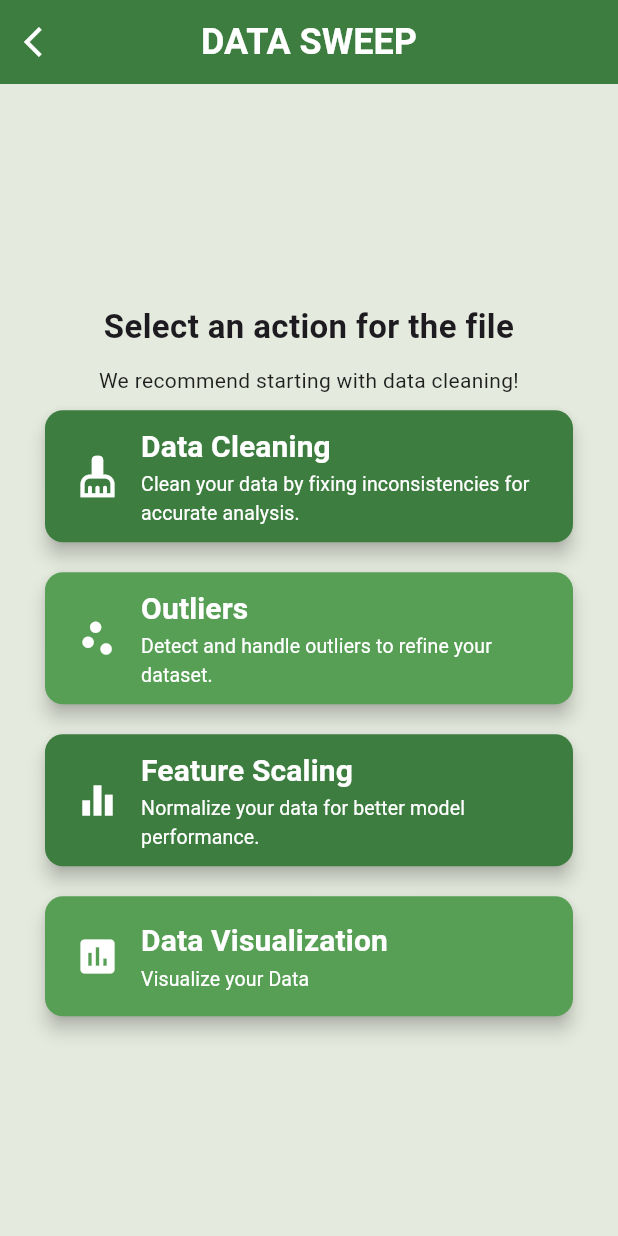
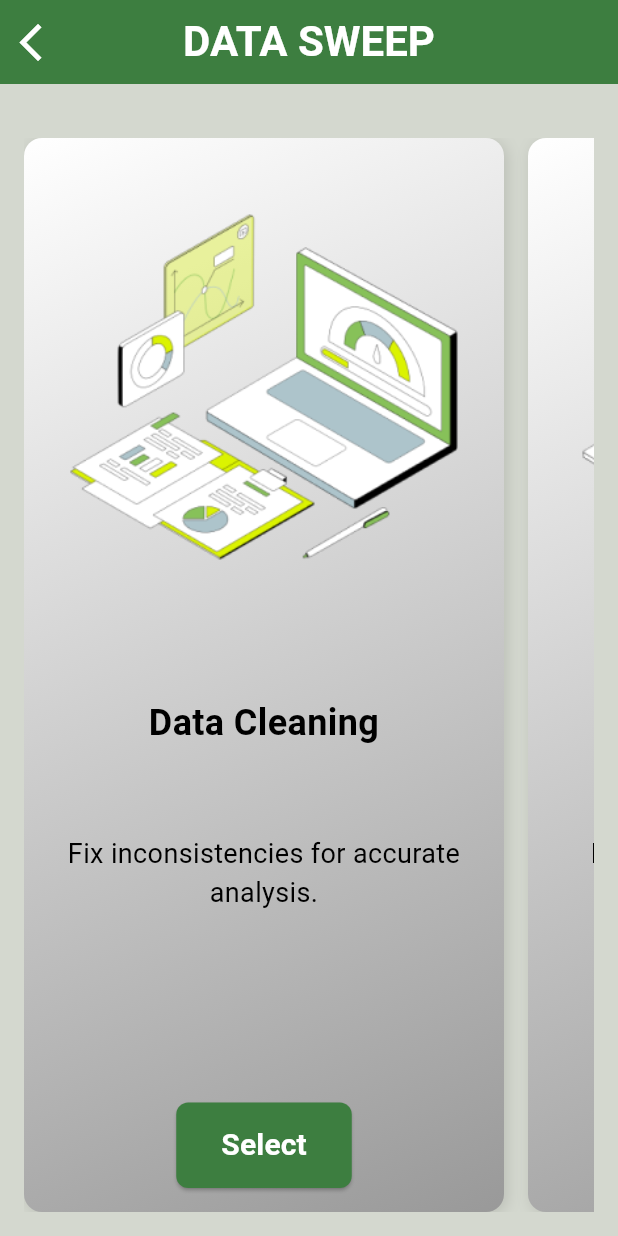
Before and after one commit to AcePenaflorida/Data-Sweep, a Flutter app: the SelectionPages screen opened directly with empty values, on a phone screen of 412 x 824 dp. Run offline on Flutter 3.47's test engine with Material 3 defaults, Android fonts, the phone set to English and light mode, and no system bars; our stand-ins replace csv, file_picker, permission_handler.

Commit message:
classsification page and selection page

```diff
--- a/data_sweep/lib/main.dart
+++ b/data_sweep/lib/main.dart
@@ -12,6 +12,7 @@
   @override
   Widget build(BuildContext context) {
     return MaterialApp(
+      debugShowCheckedModeBanner: false,
       title: 'Data Sweep',
       theme: ThemeData(
         primarySwatch: Colors.green,
--- a/data_sweep/lib/selection_page.dart
+++ b/data_sweep/lib/selection_page.dart
@@ -28,7 +28,7 @@ class SelectionPages extends StatelessWidget {
           style: TextStyle(
             fontFamily: 'Roboto',
             fontWeight: FontWeight.bold,
-            fontSize: 24,
+            fontSize: 28,
             color: Colors.white,
           ),
         ),
@@ -36,48 +36,31 @@ class SelectionPages extends StatelessWidget {
         backgroundColor: const Color.fromARGB(255, 61, 126, 64),
         elevation: 0,
         leading: IconButton(
-          icon: const Icon(Icons.arrow_back_ios, size: 24, color: Colors.white),
+          icon: const Icon(Icons.arrow_back_ios,
+          size: 30,
+          color: Colors.white),
           onPressed: () {
             Navigator.pop(context);
           },
         ),
       ),
       body: Container(
-        color: const Color.fromARGB(255, 229, 234, 222),
-        child: Center(
-          // This centers the entire content
-          child: SingleChildScrollView(
-            padding: EdgeInsets.symmetric(horizontal: 30.0),
+        color: const Color.fromARGB(255, 212, 216, 207),
+        child: Padding(
+          padding: const EdgeInsets.all(16.0),
           child: Column(
-              mainAxisAlignment:
-                  MainAxisAlignment.center, // Center the content vertically
-              crossAxisAlignment:
-                  CrossAxisAlignment.center, // Center the content horizontally
+            crossAxisAlignment: CrossAxisAlignment.start,
             children: [
-                Text(
-                  "Select an action for the file",
-                  style: TextStyle(
-                    fontWeight: FontWeight.bold,
-                    fontSize: 22,
-                  ),
-                  textAlign: TextAlign.center,
-                ),
-                SizedBox(height: 10),
-                Text(
-                  "We recommend starting with data cleaning!",
-                  textAlign: TextAlign.center,
-                  style: TextStyle(
-                    fontSize: 14,
-                    color: Colors.black87,
-                  ),
-                ),
-                SizedBox(height: 10),
-                _buildActionButton(
+              SizedBox(height: 20),
+              Expanded(
+                child: ListView(
+                  scrollDirection: Axis.horizontal,
+                  children: [
+                    _buildCard(
                       context,
+                      "assets/DataCleaning.png",
+                      "Fix inconsistencies for accurate analysis.",
                       "Data Cleaning",
-                  "Clean your data by fixing inconsistencies for accurate analysis.",
-                  Icons.cleaning_services,
-                  const Color.fromARGB(255, 61, 126, 64),
                       () {
                         Navigator.push(
                           context,
@@ -93,13 +76,11 @@ class SelectionPages extends StatelessWidget {
                         );
                       },
                     ),
-                SizedBox(height: 20),
-                _buildActionButton(
+                    _buildCard(
                       context,
+                      "assets/HandleOutliers.png",
+                      "Detect and handle outliers to refine your dataset.",
                       "Outliers",
-                  "Detect and handle outliers to refine your dataset.",
-                  Icons.scatter_plot,
-                  const Color.fromARGB(255, 86, 159, 85),
                       () {
                         Navigator.push(
                           context,
@@ -113,13 +94,11 @@ class SelectionPages extends StatelessWidget {
                         );
                       },
                     ),
-                SizedBox(height: 20),
-                _buildActionButton(
+                    _buildCard(
                       context,
+                      "assets/FeatureScaling.png",
+                      "Normalize your data for better model performance.",
                       "Feature Scaling",
-                  "Normalize your data for better model performance.",
-                  Icons.equalizer_outlined,
-                  const Color.fromARGB(255, 61, 126, 64),
                       () {
                         Navigator.push(
                           context,
@@ -133,13 +112,11 @@ class SelectionPages extends StatelessWidget {
                         );
                       },
                     ),
-                SizedBox(height: 20),
-                _buildActionButton(
+                    _buildCard(
                       context,
+                      "assets/DataVisualization.png",
+                      "Visualize your data.",
                       "Data Visualization",
-                  "Visualize your Data",
-                  Icons.insert_chart,
-                  const Color.fromARGB(255, 86, 159, 85),
                       () {
                         Navigator.push(
                           context,
@@ -156,61 +133,88 @@ class SelectionPages extends StatelessWidget {
                   ],
                 ),
               ),
+            ],
+          ),
         ),
       ),
     );
   }
 
-  Widget _buildActionButton(
+  Widget _buildCard(
     BuildContext context,
+    String imagePath,
+    String description,
     String title,
-    String description,
-    IconData icon,
-    Color color,
     VoidCallback onPressed,
   ) {
-    return ElevatedButton(
-      style: ElevatedButton.styleFrom(
-        padding: const EdgeInsets.symmetric(vertical: 10.0, horizontal: 20.0),
-        shape: RoundedRectangleBorder(borderRadius: BorderRadius.circular(12)),
-        elevation: 5,
-        backgroundColor: color, // Use backgroundColor instead of primary
-        minimumSize: Size(double.infinity, 80),
+    return Container(
+      width: 320,
+      margin: EdgeInsets.only(right: 16),
+      decoration: BoxDecoration(
+        gradient: LinearGradient(
+          colors: [Colors.white, Color(0xFF999999)],
+          begin: Alignment.topLeft,
+          end: Alignment.bottomRight,
         ),
-      onPressed: onPressed,
-      child: Row(
-        mainAxisAlignment: MainAxisAlignment.start,
+        borderRadius: BorderRadius.circular(12),
+        boxShadow: [
+          BoxShadow(
+            color: Colors.black12,
+            blurRadius: 8,
+            offset: Offset(2, 2),
+          ),
+        ],
+      ),
+      child: Padding(
+        padding: const EdgeInsets.all(16.0),
+        child: Column(
+          mainAxisAlignment: MainAxisAlignment.spaceBetween,
           children: [
-          Icon(icon, size: 30, color: Colors.white),
-          SizedBox(width: 14),
-          Expanded(
-            child: Column(
-              crossAxisAlignment: CrossAxisAlignment.start,
-              children: [
+            Image.asset(
+              imagePath,
+              height: 300,
+              fit: BoxFit.contain,
+            ),
             Text(
               title,
               style: TextStyle(
+                fontSize: 24,
+                fontWeight: FontWeight.bold,
+                color: Colors.black,
+              ),
+              textAlign: TextAlign.center,
+            ),
+            Text(
+              description,
+              style: TextStyle(
+                fontSize: 18,
+                color: Colors.black,
+              ),
+              textAlign: TextAlign.center,
+            ),
+            SizedBox(height: 12),
+            ElevatedButton(
+              onPressed: onPressed,
+              style: ElevatedButton.styleFrom(
+                backgroundColor: const Color.fromARGB(255, 61, 126, 64),
+                padding: const EdgeInsets.symmetric(vertical: 14, horizontal: 30),
+                shape: RoundedRectangleBorder(
+                  borderRadius: BorderRadius.circular(8.0),
+                ),
+              ),
+              child: const Text(
+                "Select",
+                style: TextStyle(
                   fontSize: 20,
                   fontWeight: FontWeight.bold,
+                  fontFamily: 'Roboto',
                   color: Colors.white,
                 ),
               ),
-                SizedBox(height: 1),
-                Text(
-                  description,
-                  style: TextStyle(
-                    fontSize: 13, // Smaller font size for description
-                    fontWeight:
-                        FontWeight.w400, // Normal weight for description
-                    color: Colors.white,
-                  ),
-                  textAlign: TextAlign.start,
             ),
           ],
         ),
       ),
-        ],
-      ),
     );
   }
 }
--- a/data_sweep/pubspec.yaml
+++ b/data_sweep/pubspec.yaml
@@ -69,6 +69,10 @@ flutter_icons:
 flutter:
   assets:
     - assets/Grizz.jpg
+    - assets/DataCleaning.png
+    - assets/DataVisualization.png
+    - assets/FeatureScaling.png
+    - assets/HandleOutliers.png
   # The following line ensures that the Material Icons font is
   # included with your application, so that you can use the icons in
   # the material Icons class.
```
Also changed, not shown: data_sweep/lib/classification_page.dart (+151 -307 lines), data_sweep/assets/DataCleaning.png (added), data_sweep/assets/DataVisualization.png (added), data_sweep/assets/FeatureScaling.png (added), data_sweep/assets/HandleOutliers.png (added). Lines whose indentation alone changed are shown as unchanged.
